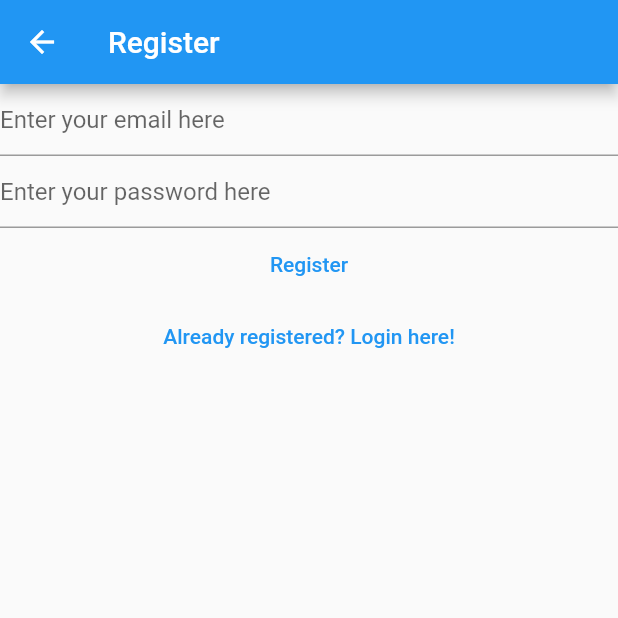
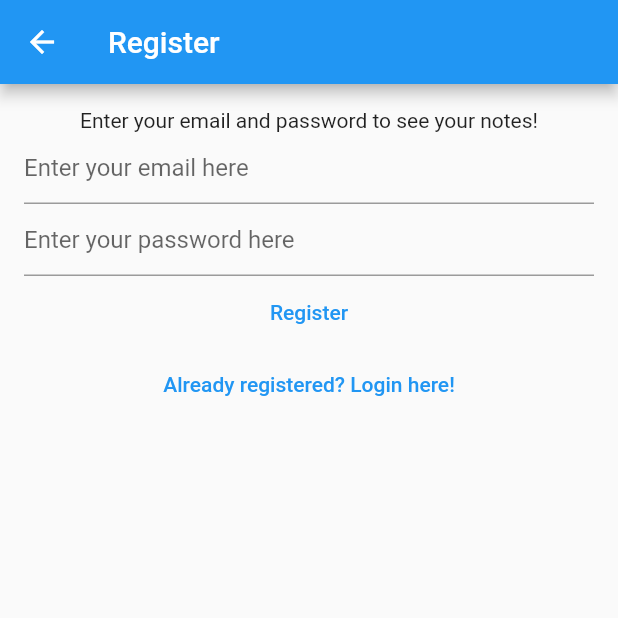
Before and after one commit to javierjuanJJ/Notes-Flutter, a Flutter app: the RegisterView screen opened directly, on a phone screen of 412 x 824 dp, the top half of it. Run offline on Flutter 3.47's test engine with Material 2 defaults, Android fonts, the phone set to English and light mode, and no system bars; our stand-ins replace bloc, cloud_firestore, equatable, firebase_auth, firebase_core, flutter_bloc and 2 more; accounts and stored records are empty.

Commit message:
36. Final Touches Before App Release (register_view)

```diff
--- a/lib/views/register_view.dart
+++ b/lib/views/register_view.dart
@@ -1,13 +1,11 @@
 import 'package:flutter/cupertino.dart';
 import 'package:flutter/material.dart';
-import 'package:notes/constants/routes.dart';
+import 'package:flutter_bloc/flutter_bloc.dart';
 import 'package:notes/services/auth/auth_exceptions.dart';
-import 'package:notes/services/auth/auth_service.dart';
-import 'package:notes/utilities/dialogs/error_dialog.dart';
 import 'package:notes/services/auth/bloc/auth_bloc.dart';
 import 'package:notes/services/auth/bloc/auth_event.dart';
 import 'package:notes/services/auth/bloc/auth_state.dart';
-import 'package:flutter_bloc/flutter_bloc.dart';
+import 'package:notes/utilities/dialogs/error_dialog.dart';
 
 class RegisterView extends StatefulWidget {
   const RegisterView({Key? key}) : super(key: key);
@@ -42,9 +40,11 @@ class _RegisterViewState extends State<RegisterView> {
           if (state.exception is WeakPasswordAuthException) {
             await showErrorDialog(context: context, title: 'Weak password');
           } else if (state.exception is EmailAlreadyInUseAuthException) {
-            await showErrorDialog(context: context, title: 'Email is already in use');
+            await showErrorDialog(
+                context: context, title: 'Email is already in use');
           } else if (state.exception is GenericAuthException) {
-            await showErrorDialog(context: context, title: 'Failed to register');
+            await showErrorDialog(
+                context: context, title: 'Failed to register');
           } else if (state.exception is InvalidEmailAuthException) {
             await showErrorDialog(context: context, title: 'Invalid email');
           }
@@ -54,8 +54,10 @@ class _RegisterViewState extends State<RegisterView> {
         appBar: AppBar(
           title: const Text('Register'),
         ),
-        body: Column(
-          children: [
+        body: Padding(
+          padding: const EdgeInsets.all(16.0),
+          child: Column(children: [
+            const Text('Enter your email and password to see your notes!'),
             TextField(
               controller: _email,
               enableSuggestions: false,
@@ -74,6 +76,9 @@ class _RegisterViewState extends State<RegisterView> {
                 hintText: 'Enter your password here',
               ),
             ),
+            Center(
+              child: Column(
+                children: [
                   TextButton(
                     onPressed: () async {
                       final email = _email.text;
@@ -94,8 +99,11 @@ class _RegisterViewState extends State<RegisterView> {
                           );
                     },
                     child: const Text('Already registered? Login here!'),
-            )
+                  ),
                 ],
+              ),
+            ),
+          ]),
         ),
       ),
     );
```
Lines whose indentation alone changed are shown as unchanged.
